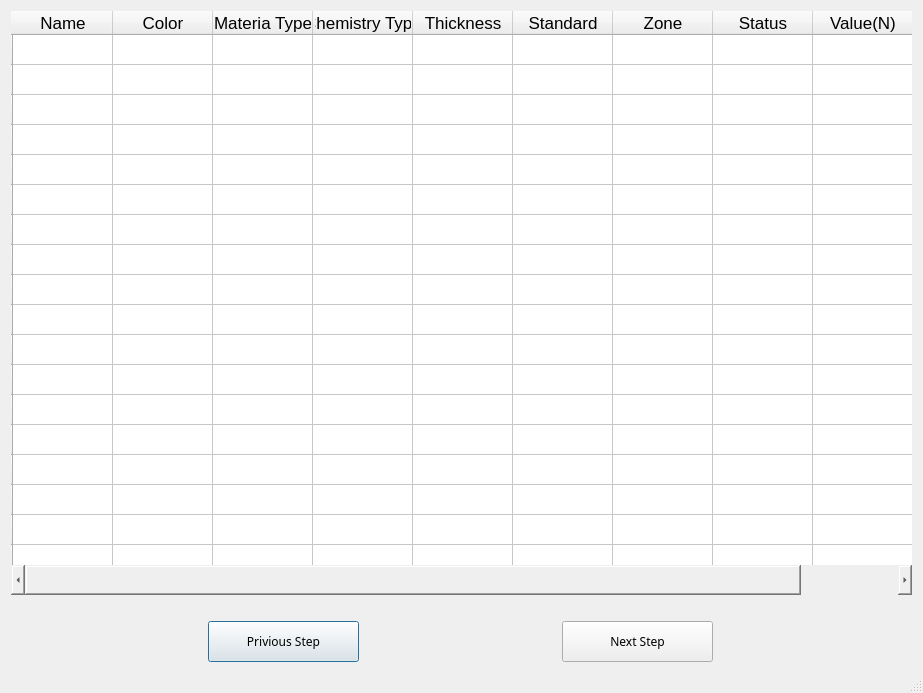
Before: the Qt Designer form Ui/sample_list.ui in tahyuu/glove_test, drawn with Qt 5.
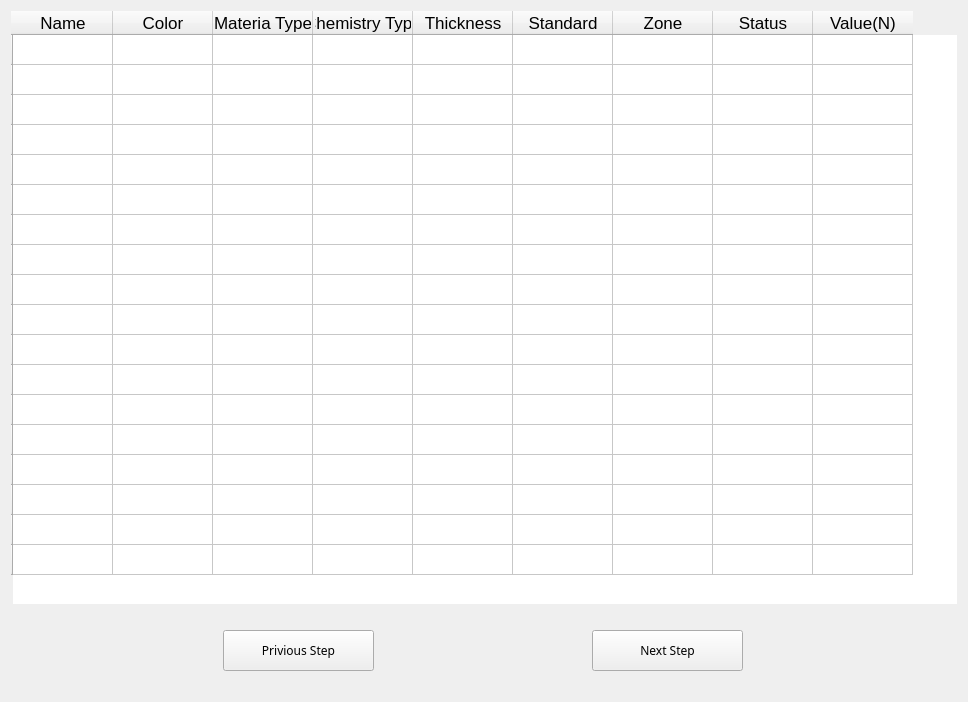
After: the same form once the commit is applied.

Patch:
```diff
--- a/Ui/sample_list.ui
+++ b/Ui/sample_list.ui
@@ -1,24 +1,24 @@
 <?xml version="1.0" encoding="UTF-8"?>
 <ui version="4.0">
  <class>sample_list</class>
- <widget class="QDialog" name="sample_list">
+ <widget class="QWidget" name="sample_list">
   <property name="geometry">
    <rect>
     <x>0</x>
     <y>0</y>
-    <width>923</width>
-    <height>693</height>
+    <width>968</width>
+    <height>702</height>
    </rect>
   </property>
   <property name="windowTitle">
-   <string>Dialog</string>
-  </property>
-  <property name="sizeGripEnabled">
-   <bool>true</bool>
+   <string>Form</string>
   </property>
   <layout class="QVBoxLayout" name="verticalLayout">
    <item>
     <widget class="QTableWidget" name="tableWidget">
+     <property name="enabled">
+      <bool>true</bool>
+     </property>
      <property name="font">
       <font>
        <family>Arial</family>
```
Left out of the diff: 82 changed lines with no effect on the pictures.
